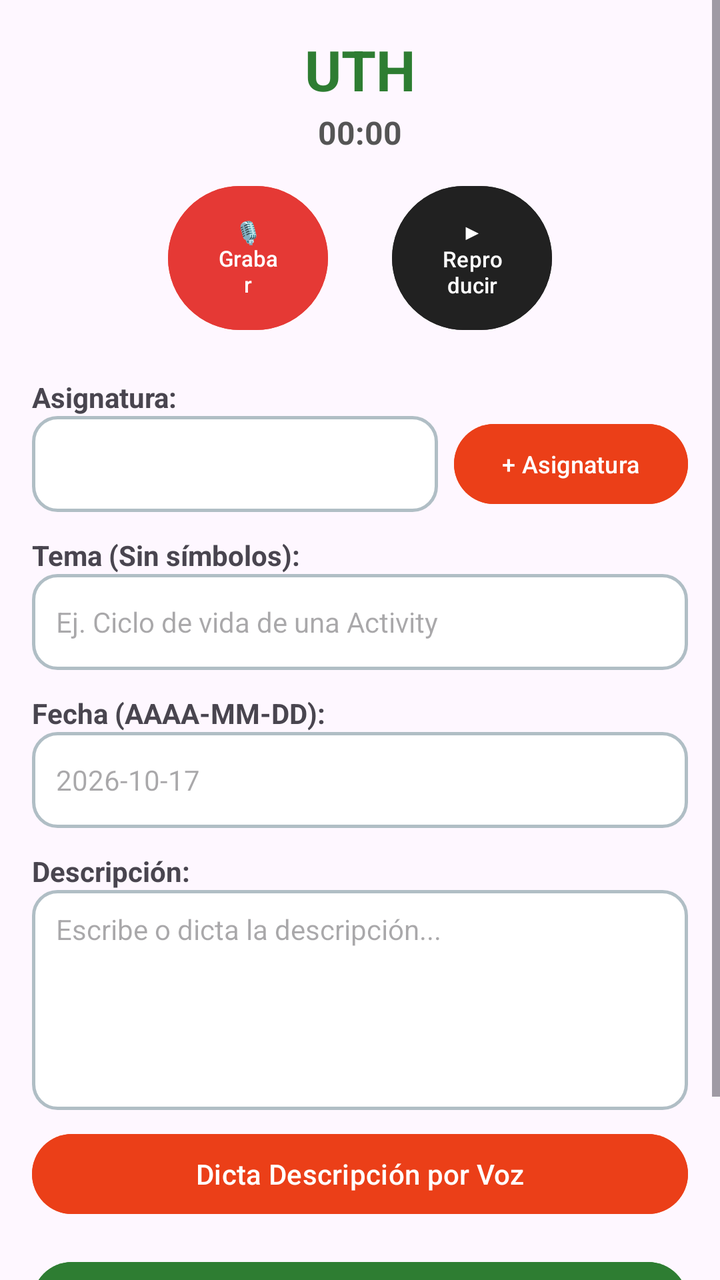
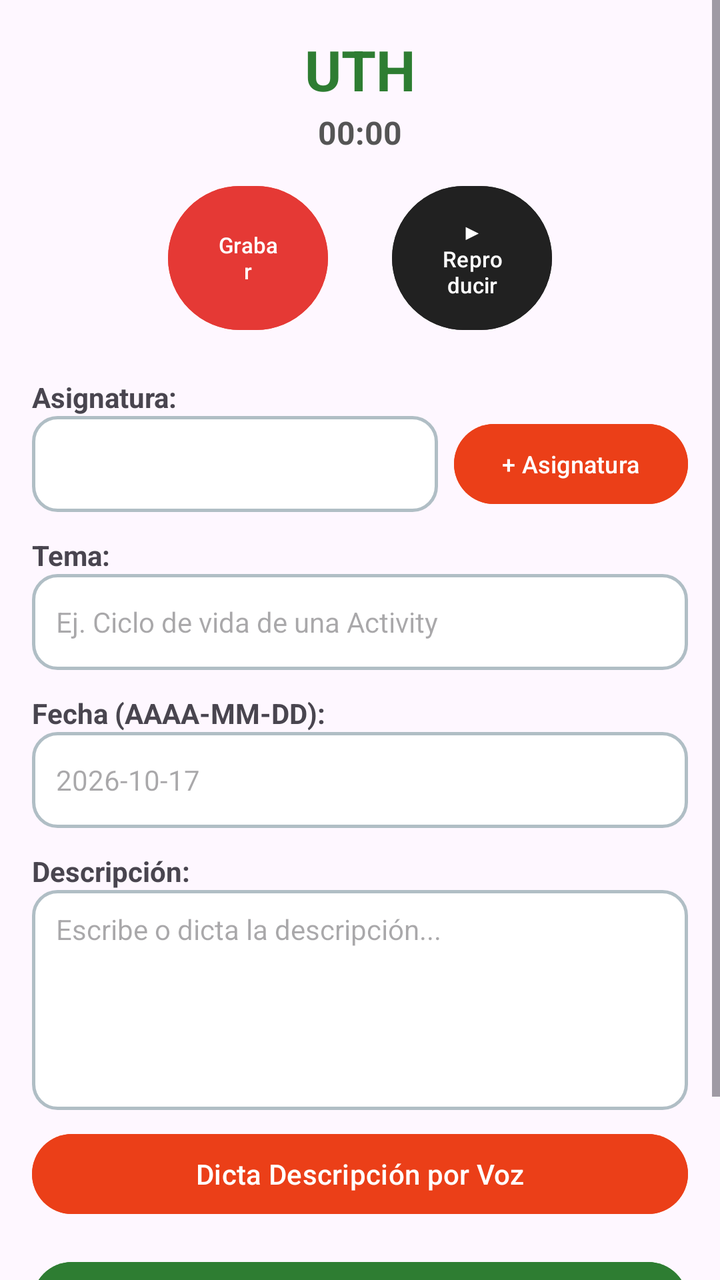

Compare the two renders of this Android layout. The source of the first and the diff that turns it into the second are given below.
<!-- AndroidManifest.xml: application theme Theme.Exa1Par0212 -->
<!-- res/layout/activity_main.xml -->
<?xml version="1.0" encoding="utf-8"?>
<ScrollView xmlns:android="http://schemas.android.com/apk/res/android"
    xmlns:app="http://schemas.android.com/apk/res-auto"
    xmlns:tools="http://schemas.android.com/tools"
    android:layout_width="match_parent"
    android:layout_height="match_parent"
    android:fillViewport="true"
    tools:context=".MainActivity">

    <LinearLayout
        android:layout_width="match_parent"
        android:layout_height="wrap_content"
        android:orientation="vertical"
        android:padding="16dp">

        <TextView
            android:layout_width="match_parent"
            android:layout_height="wrap_content"
            android:gravity="center"
            android:text="UTH"
            android:textSize="28sp"
            android:textStyle="bold"
            android:textColor="#2E7D32"
            android:layout_marginBottom="2dp" />

        <TextView
            android:id="@+id/tvTimer"
            android:layout_width="match_parent"
            android:layout_height="wrap_content"
            android:gravity="center"
            android:text="00:00"
            android:textSize="16sp"
            android:textStyle="bold"
            android:textColor="#555555"
            android:layout_marginBottom="12dp" />

        
        <LinearLayout
            android:layout_width="match_parent"
            android:layout_height="wrap_content"
            android:gravity="center"
            android:orientation="horizontal"
            android:layout_marginBottom="20dp">

            <com.google.android.material.button.MaterialButton
                android:id="@+id/btnGrabar"
                android:layout_width="80dp"
                android:layout_height="80dp"
                app:cornerRadius="40dp"
                android:backgroundTint="#E53935"
                android:gravity="center"
                android:text="🎙️\nGrabar"
                android:textSize="11sp"
                android:textColor="@android:color/white" />

            <com.google.android.material.button.MaterialButton
                android:id="@+id/btnReproducirGrabacion"
                android:layout_width="80dp"
                android:layout_height="80dp"
                android:layout_marginStart="32dp"
                app:cornerRadius="40dp"
                android:backgroundTint="#212121"
                android:gravity="center"
                android:text="▶\nReproducir"
                android:textSize="11sp"
                android:textColor="@android:color/white" />
        </LinearLayout>

        
        <TextView
            android:layout_width="match_parent"
            android:layout_height="wrap_content"
            android:text="Asignatura:"
            android:textStyle="bold" />

        <LinearLayout
            android:layout_width="match_parent"
            android:layout_height="wrap_content"
            android:orientation="horizontal"
            android:layout_marginBottom="12dp">

            <Spinner
                android:id="@+id/spinnerAsignatura"
                android:layout_width="0dp"
                android:layout_height="48dp"
                android:layout_weight="1"
                android:background="@drawable/bg_rounded_input" />

            <Button
                android:id="@+id/btnAgregarAsignatura"
                android:layout_width="wrap_content"
                android:layout_height="wrap_content"
                android:layout_marginStart="8dp"
                android:backgroundTint="#EB3F18"
                android:text="+ Asignatura"
                android:textSize="12sp" />
        </LinearLayout>

        
        <TextView
            android:layout_width="match_parent"
            android:layout_height="wrap_content"
            android:text="Tema (Sin símbolos):"
            android:textStyle="bold" />

        <EditText
            android:id="@+id/etTema"
            android:layout_width="match_parent"
            android:layout_height="48dp"
            android:layout_marginBottom="12dp"
            android:background="@drawable/bg_rounded_input"
            android:hint="Ej. Ciclo de vida de una Activity"
            android:inputType="text"
            android:textSize="14sp" />

        
        <TextView
            android:layout_width="match_parent"
            android:layout_height="wrap_content"
            android:text="Fecha (AAAA-MM-DD):"
            android:textStyle="bold" />

        <EditText
            android:id="@+id/etFecha"
            android:layout_width="match_parent"
            android:layout_height="48dp"
            android:background="@drawable/bg_rounded_input"
            android:hint="2026-10-17"
            android:inputType="date"
            android:textSize="14sp"
            android:layout_marginBottom="12dp" />

        
        <TextView
            android:layout_width="match_parent"
            android:layout_height="wrap_content"
            android:text="Descripción:"
            android:textStyle="bold" />

        <EditText
            android:id="@+id/etDescripcion"
            android:layout_width="match_parent"
            android:layout_height="110dp"
            android:background="@drawable/bg_rounded_input"
            android:gravity="top|start"
            android:hint="Escribe o dicta la descripción..."
            android:inputType="textMultiLine"
            android:textSize="14sp"
            android:layout_marginBottom="8dp" />

        
        <Button
            android:id="@+id/btnDictar"
            android:layout_width="match_parent"
            android:layout_height="wrap_content"
            android:layout_marginBottom="16dp"
            android:backgroundTint="#EB3F18"
            android:text="Dicta Descripción por Voz" />

        
        <Button
            android:id="@+id/btnSalvarApunte"
            android:layout_width="match_parent"
            android:layout_height="wrap_content"
            android:text="Salvar Apunte"
            android:backgroundTint="#2E7D32"
            android:textColor="@android:color/white"
            android:layout_marginBottom="8dp" />

        <Button
            android:id="@+id/btnVerApuntes"
            android:layout_width="match_parent"
            android:layout_height="wrap_content"
            android:text="Ver Apuntes"
            android:backgroundTint="#1976D2"
            android:textColor="@android:color/white" />

    </LinearLayout>
</ScrollView>
<!-- resources referenced by this layout -->
<resources>
  <!-- drawable bg_rounded_input (drawable) -->
  <?xml version="1.0" encoding="utf-8"?>
  <shape xmlns:android="http://schemas.android.com/apk/res/android"
      android:shape="rectangle">
      <solid android:color="@android:color/white" />
      <corners android:radius="12dp" />
      <stroke android:width="1.5dp" android:color="#B0BEC5" />
      <padding android:left="12dp" android:right="12dp" android:top="10dp" android:bottom="10dp" />
  </shape>
  <style name="Theme.Exa1Par0212" parent="Base.Theme.Exa1Par0212" />
  <style name="Base.Theme.Exa1Par0212" parent="Theme.Material3.DayNight.NoActionBar">
          
          
      </style>
</resources>

<!-- the commit's change to res/layout/activity_main.xml (unified diff, before → after) -->
@@ -46,12 +46,12 @@
                 android:id="@+id/btnGrabar"
                 android:layout_width="80dp"
                 android:layout_height="80dp"
-                app:cornerRadius="40dp"
                 android:backgroundTint="#E53935"
                 android:gravity="center"
-                android:text="🎙️\nGrabar"
+                android:text="Grabar"
+                android:textColor="@android:color/white"
                 android:textSize="11sp"
-                android:textColor="@android:color/white" />
+                app:cornerRadius="40dp" />
 
             <com.google.android.material.button.MaterialButton
                 android:id="@+id/btnReproducirGrabacion"
@@ -100,7 +100,7 @@
         <TextView
             android:layout_width="match_parent"
             android:layout_height="wrap_content"
-            android:text="Tema (Sin símbolos):"
+            android:text="Tema:"
             android:textStyle="bold" />
 
         <EditText
